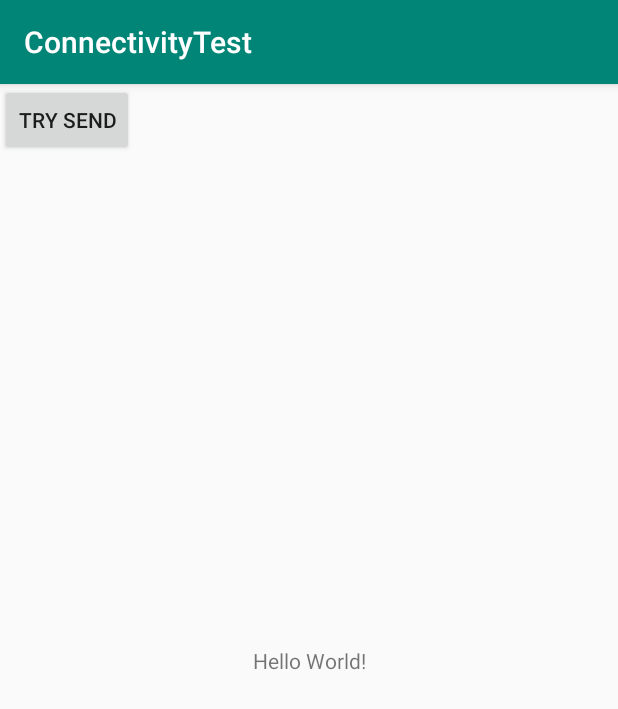
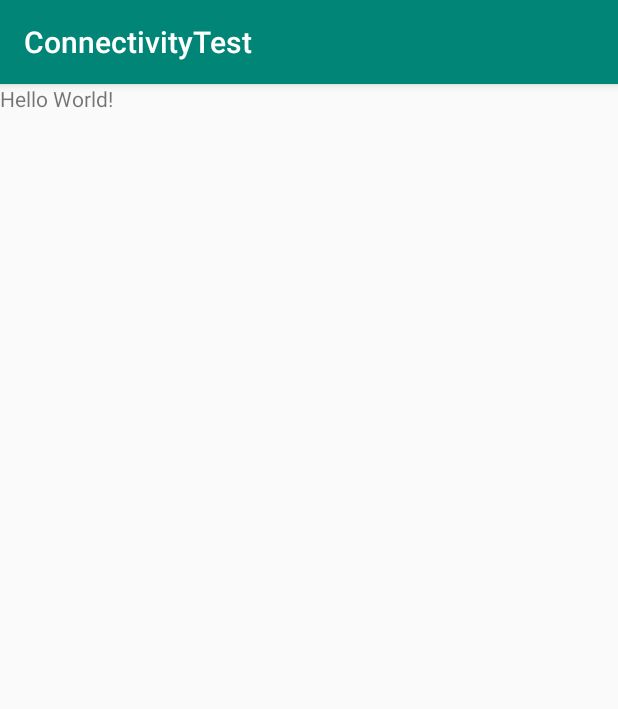
Before and after one commit to AntKos/android-grpc-jobservice, an Android app: the screen it shows after launch (MainActivity), on a phone screen of 412 x 824 dp. Shown: the top 709 px of the screen. Run offline under Robolectric (Android 15) with nearby library versions, the phone set to English and light mode, and no system bars; 5 statements that could not run were skipped.

Commit message:
remove ConstraintLayout

```diff
--- a/app/src/main/res/layout/activity_main.xml
+++ b/app/src/main/res/layout/activity_main.xml
@@ -1,23 +1,13 @@
 <?xml version="1.0" encoding="utf-8"?>
-<android.support.constraint.ConstraintLayout
+<FrameLayout
         xmlns:android="http://schemas.android.com/apk/res/android"
         xmlns:tools="http://schemas.android.com/tools"
-        xmlns:app="http://schemas.android.com/apk/res-auto"
         android:layout_width="match_parent"
         android:layout_height="match_parent"
         tools:context=".MainActivity">
 
     <TextView android:layout_width="wrap_content"
               android:layout_height="wrap_content"
-              android:text="Hello World!"
-              app:layout_constraintBottom_toBottomOf="parent"
-              app:layout_constraintLeft_toLeftOf="parent"
-              app:layout_constraintRight_toRightOf="parent"
-              app:layout_constraintTop_toTopOf="parent"/>
+              android:text="Hello World!"/>
 
-    <Button android:text="Try Send"
-            android:layout_width="wrap_content"
-            android:layout_height="wrap_content" tools:layout_editor_absoluteY="586dp"
-            tools:layout_editor_absoluteX="161dp" android:id="@+id/buttonSend"/>
-
-</android.support.constraint.ConstraintLayout>
+</FrameLayout>
```
